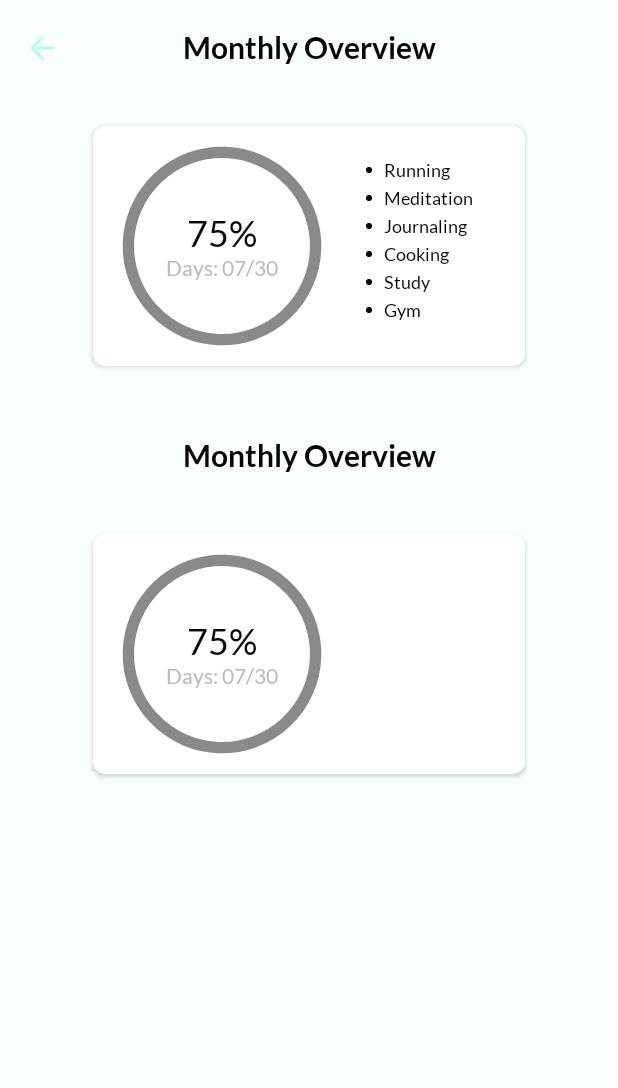
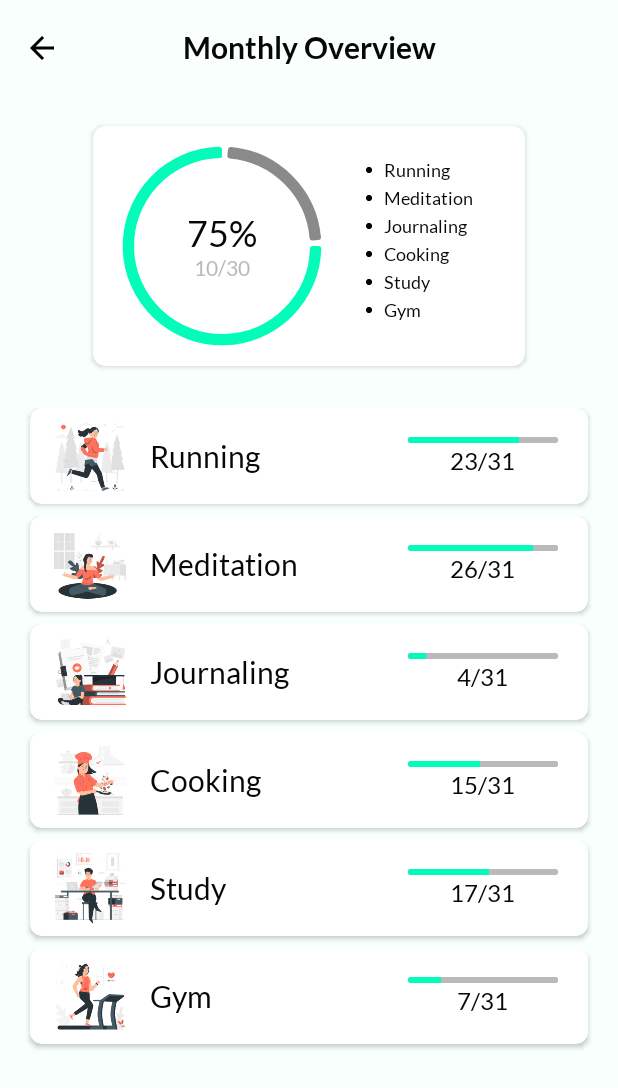
Before and after one commit to nyanishinde/Karya, an Android app: the MonthlyOverview screen opened directly, with no data from a screen before it, on a phone screen of 412 x 824 dp. Shown: the top 1088 px of the screen. Run offline under Robolectric (Android 15) with nearby library versions, the phone set to English and light mode, and no system bars.

Commit message:
completed the backend of activity_monthly_overview.xml

```diff
--- a/app/src/main/java/com/example/karya/AdapterTaskMonthlyOverview.kt
+++ b/app/src/main/java/com/example/karya/AdapterTaskMonthlyOverview.kt
@@ -4,6 +4,7 @@ import android.view.LayoutInflater
 import android.view.View
 import android.view.ViewGroup
 import android.widget.ImageView
+import android.widget.ProgressBar
 import android.widget.TextView
 import androidx.recyclerview.widget.RecyclerView
 import com.google.android.material.progressindicator.LinearProgressIndicator
@@ -12,12 +13,12 @@ class AdapterTaskMonthlyOverview(private val taskItemList: MutableList<DCDailyTa
     inner class OverViewViewHolder(itemView: View):RecyclerView.ViewHolder(itemView) {
         val taskImage : ImageView = itemView.findViewById(R.id.imgTaskImage)
         val taskName : TextView = itemView.findViewById(R.id.txtTaskName)
-        val progressIndicator : LinearProgressIndicator = itemView.findViewById(R.id.taskProgressIndicator)
+        val progressIndicator : ProgressBar = itemView.findViewById(R.id.taskProgressIndicator)
         val taskProgress : TextView = itemView.findViewById(R.id.txtTaskProgressDays)
     }
 
     override fun onCreateViewHolder(parent: ViewGroup, viewType: Int): OverViewViewHolder {
-        val view = LayoutInflater.from(parent.context).inflate(R.layout.activity_monthly_overview,parent,false)
+        val view = LayoutInflater.from(parent.context).inflate(R.layout.item_taskprogress,parent,false)
         return OverViewViewHolder(view)
     }
 
--- a/app/src/main/java/com/example/karya/MonthlyOverview.kt
+++ b/app/src/main/java/com/example/karya/MonthlyOverview.kt
@@ -1,15 +1,25 @@
 package com.example.karya
 
+import android.icu.util.Calendar
 import android.os.Bundle
+import android.view.MenuItem
+import android.widget.TextView
 import androidx.activity.enableEdgeToEdge
 import androidx.appcompat.app.AppCompatActivity
 import androidx.appcompat.widget.Toolbar
+import androidx.core.content.ContextCompat
 import androidx.core.view.ViewCompat
 import androidx.core.view.WindowInsetsCompat
 import androidx.recyclerview.widget.LinearLayoutManager
 import androidx.recyclerview.widget.RecyclerView
+import com.google.android.material.progressindicator.CircularProgressIndicator
+import org.w3c.dom.Text
 
 class MonthlyOverview : AppCompatActivity() {
+
+    private lateinit var circularProgressIndicator: CircularProgressIndicator
+    private lateinit var progressPercentage : TextView
+    private lateinit var progressDays : TextView
     private lateinit var rvMonthlyProgress : RecyclerView
     private val taskNames= mutableListOf("Running","Meditation","Journaling","Cooking","Study","Gym")
 
@@ -37,6 +47,21 @@ class MonthlyOverview : AppCompatActivity() {
         setSupportActionBar(toolbar)
         supportActionBar?.setDisplayHomeAsUpEnabled(true) //Enabling the back button in toolbar
         supportActionBar?.title=""//setting title as empty string
+        //getting the back icon to change its color
+        val navIcon = toolbar.navigationIcon
+        navIcon?.setTint(ContextCompat.getColor(this,R.color.black))
+
+        //Initialing items in the overview card
+        circularProgressIndicator = findViewById(R.id.cpiOverview)
+        progressPercentage = findViewById(R.id.txtTaskPercentage)
+        progressDays = findViewById(R.id.txtTaskDays)
+
+        val calendar = Calendar.getInstance()
+        val totalDays = getTotalDays(calendar.get(Calendar.YEAR),calendar.get(Calendar.MONTH)+1) //getting total days in current months
+        val performedDays = 10 //Set this dynamically
+        circularProgressIndicator.setProgress(75,true)
+        progressPercentage.text = "75%"
+        progressDays.text = "$performedDays/$totalDays"
 
         //Creating variable for recyclerview and setting layout manager
         val recyclerViewTaskNames : RecyclerView = findViewById(R.id.rvTaskNames)
@@ -52,4 +77,18 @@ class MonthlyOverview : AppCompatActivity() {
         rvMonthlyProgress.adapter=adapterOverview
 
     }
+
+    private fun getTotalDays(year:Int,month:Int):Int{
+        val calender = Calendar.getInstance()
+        calender.set(year,month,1)
+        return calender.getActualMaximum(Calendar.DAY_OF_MONTH)
+    }
+
+    override fun onOptionsItemSelected(item: MenuItem): Boolean {
+        if (item.itemId == android.R.id.home) {
+            onBackPressedDispatcher.onBackPressed() // Go back when clicked
+            return true
+        }
+        return super.onOptionsItemSelected(item)
+    }
 }
--- a/app/src/main/java/com/example/karya/WeeklyGoals.kt
+++ b/app/src/main/java/com/example/karya/WeeklyGoals.kt
@@ -51,7 +51,7 @@ class WeeklyGoals : AppCompatActivity() {
     override fun onOptionsItemSelected(item: MenuItem): Boolean {
         return when(item.itemId){
             android.R.id.home->{
-                onBackPressed()
+                onBackPressedDispatcher.onBackPressed()
                 true
             }
             R.id.deleteAll -> {
--- /dev/null
+++ b/app/src/main/res/drawable/custom_progressbar.xml
@@ -0,0 +1,29 @@
+<?xml version="1.0" encoding="utf-8"?>
+<layer-list xmlns:android="http://schemas.android.com/apk/res/android">
+
+    <item android:id="@android:id/background">
+        <shape android:shape="rectangle">
+            <solid android:color="@color/text_hint"/>
+            <corners android:radius="20dp"/>
+        </shape>
+    </item>
+
+    <item android:id="@android:id/secondaryProgress">
+        <clip>
+            <shape android:shape="rectangle">
+                <solid android:color="@color/text_hint"/>
+                <corners android:radius="20dp"/>
+            </shape>
+        </clip>
+    </item>
+
+    <item android:id="@android:id/progress">
+        <clip>
+            <shape android:shape="rectangle">
+                <solid android:color="@color/primary"/>
+                <corners android:radius="20dp"/>
+            </shape>
+        </clip>
+    </item>
+
+</layer-list>
--- a/app/src/main/res/layout/activity_main.xml
+++ b/app/src/main/res/layout/activity_main.xml
@@ -62,6 +62,7 @@
                     app:indicatorSize="48dp"
                     app:trackColor="@color/surface_dark"
                     app:trackThickness="2dp"
+                    app:indicatorDirectionCircular="counterclockwise"
                     app:layout_constraintTop_toTopOf="parent"
                     app:layout_constraintStart_toStartOf="parent"
                     app:layout_constraintEnd_toEndOf="parent"
@@ -139,6 +140,7 @@
                     app:indicatorSize="48dp"
                     app:trackColor="@color/surface_dark"
                     app:trackThickness="2dp"
+                    app:indicatorDirectionCircular="counterclockwise"
                     app:layout_constraintTop_toTopOf="parent"
                     app:layout_constraintStart_toStartOf="parent"
                     app:layout_constraintEnd_toEndOf="parent"
@@ -217,6 +219,7 @@
                     app:indicatorSize="48dp"
                     app:trackColor="@color/surface_dark"
                     app:trackThickness="2dp"
+                    app:indicatorDirectionCircular="counterclockwise"
                     app:layout_constraintTop_toTopOf="parent"
                     app:layout_constraintStart_toStartOf="parent"
                     app:layout_constraintEnd_toEndOf="parent"
--- a/app/src/main/res/layout/activity_monthly_overview.xml
+++ b/app/src/main/res/layout/activity_monthly_overview.xml
@@ -59,6 +59,7 @@
                     app:indicatorSize="140dp"
                     app:trackColor="@color/surface_dark"
                     app:trackThickness="8dp"
+                    app:indicatorDirectionCircular="counterclockwise"
                     app:layout_constraintTop_toTopOf="parent"
                     app:layout_constraintTop_toBottomOf="parent"
                     app:layout_constraintStart_toStartOf="parent"
@@ -75,19 +76,22 @@
                     app:layout_constraintBottom_toBottomOf="parent">
 
                     <TextView
+                        android:id="@+id/txtTaskPercentage"
                         android:layout_width="wrap_content"
                         android:layout_height="wrap_content"
+                        android:fontFamily="@font/lato_regular"
                         android:text="@string/num"
-                        android:textSize="24sp"
                         android:textColor="@color/text_light"
-                        android:fontFamily="@font/lato_regular"/>
+                        android:textSize="24sp" />
+
                     <TextView
+                        android:id="@+id/txtTaskDays"
                         android:layout_width="wrap_content"
                         android:layout_height="wrap_content"
+                        android:layout_marginTop="0dp"
+                        android:fontFamily="@font/lato_regular"
                         android:text="@string/days_count"
-                        android:textColor="@color/text_hint"
-                        android:fontFamily="@font/lato_regular"
-                        android:layout_marginTop="0dp"/>
+                        android:textColor="@color/text_hint" />
 
                 </LinearLayout>
 
--- a/app/src/main/res/layout/item_taskprogress.xml
+++ b/app/src/main/res/layout/item_taskprogress.xml
@@ -55,15 +55,15 @@
                 app:layout_constraintTop_toTopOf="parent"
                 app:layout_constraintBottom_toBottomOf="parent">
 
-                <com.google.android.material.progressindicator.LinearProgressIndicator
+                <ProgressBar
                     android:id="@+id/taskProgressIndicator"
+                    style="@style/Widget.AppCompat.ProgressBar.Horizontal"
                     android:layout_width="100dp"
-                    android:layout_height="wrap_content"
-                    app:trackColor="@color/text_hint"
-                    app:indicatorColor="@color/primary"
-                    app:trackThickness="4dp"
-                    app:trackCornerRadius="4dp"
-                    app:indicatorDirectionLinear="leftToRight"/>
+                    android:layout_height="4dp"
+                    android:progressDrawable="@drawable/custom_progressbar"
+                    android:max="100"
+                    android:progress="0"
+                    android:secondaryProgress="100"/>
                 <TextView
                     android:id="@+id/txtTaskProgressDays"
                     android:layout_width="wrap_content"
```
